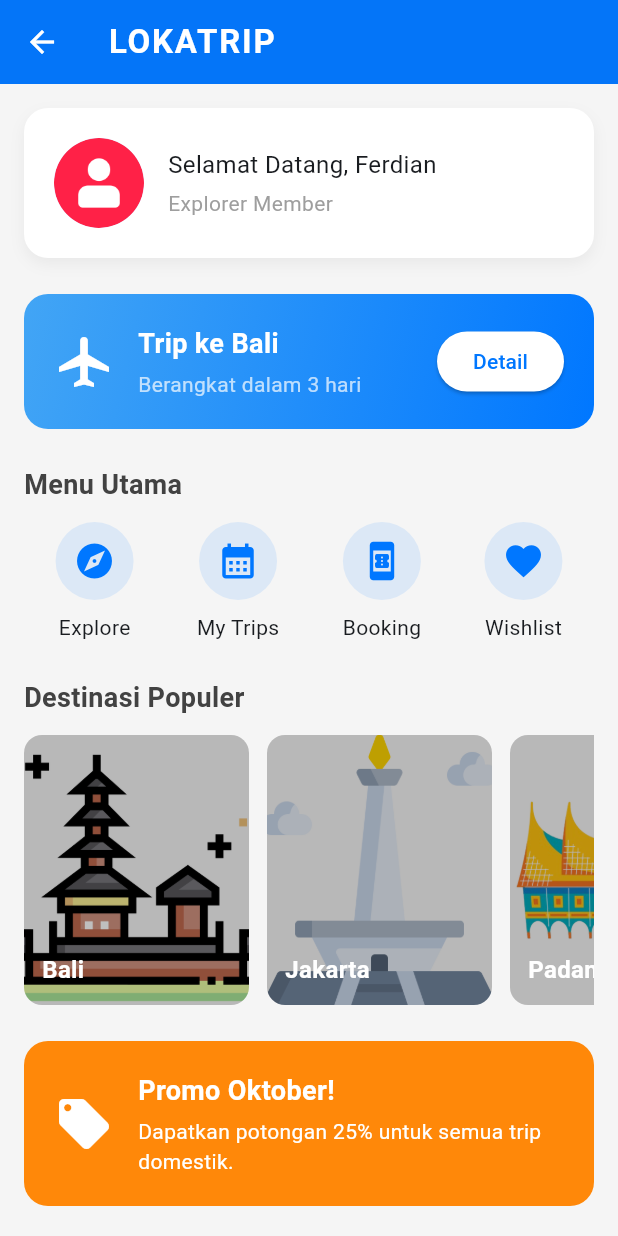
After one commit to perdiannn/mobilelanjut-2307051020, a Flutter app: the DashboardScreen screen opened by its route, on a phone screen of 412 x 824 dp. The commit adds this screen. Run offline on Flutter 3.47's test engine with Material 3 defaults, Android fonts, the light colour scheme and no system bars.

Commit message:
Tampilan Dashboard

```diff
--- a/lib/main.dart
+++ b/lib/main.dart
@@ -1,6 +1,7 @@
 import 'package:flutter/material.dart';
 import 'package:myapp/screens/login_screen.dart';
 import 'package:myapp/screens/signup_screen.dart';
+import 'package:myapp/screens/dashboard_screen.dart';
 
 void main() {
   runApp(const MyApp());
@@ -45,6 +46,7 @@ class MyApp extends StatelessWidget {
       routes: {
         LoginScreen.route: (context) => const LoginScreen(),
         SignupScreen.route: (context) => const SignupScreen(),
+        DashboardScreen.route: (context) => const DashboardScreen(),
       },
     );
   }
--- /dev/null
+++ b/lib/screens/dashboard_screen.dart
@@ -0,0 +1,254 @@
+import 'package:flutter/material.dart';
+
+class DashboardScreen extends StatelessWidget {
+  static const String route = '/dashboard';
+
+  const DashboardScreen({super.key});
+
+  @override
+  Widget build(BuildContext context) {
+    return Scaffold(
+      backgroundColor: Colors.grey[100],
+      appBar: AppBar(
+        title: const Text(
+          'LOKATRIP',
+          style: TextStyle(
+            fontWeight: FontWeight.bold,
+            letterSpacing: 1.2,
+          ),
+        ),
+        backgroundColor: const Color(0xFF0077FF),
+        foregroundColor: Colors.white,
+        elevation: 2,
+      ),
+      body: SingleChildScrollView(
+        padding: const EdgeInsets.all(16),
+        child: Column(
+          crossAxisAlignment: CrossAxisAlignment.start,
+          children: [
+
+            // Kartu Profil
+            Container(
+              padding: const EdgeInsets.all(20),
+              decoration: BoxDecoration(
+                color: Colors.white,
+                borderRadius: BorderRadius.circular(16),
+                boxShadow: [
+                  BoxShadow(
+                    color: Colors.grey.withOpacity(0.15),
+                    blurRadius: 8,
+                    offset: const Offset(0, 4),
+                  ),
+                ],
+              ),
+              child: Row(
+                children: [
+                  const CircleAvatar(
+                    radius: 30,
+                    backgroundImage: AssetImage('assets/user.png'),
+                  ),
+                  const SizedBox(width: 16),
+                  Column(
+                    crossAxisAlignment: CrossAxisAlignment.start,
+                    children: const [
+                      Text(
+                        'Selamat Datang, Ferdian',
+                        style: TextStyle(fontSize: 16),
+                      ),
+                      SizedBox(height: 4),
+                      Text(
+                        'Explorer Member',
+                        style: TextStyle(color: Colors.grey, fontSize: 14),
+                      ),
+                    ],
+                  ),
+                ],
+              ),
+            ),
+
+            const SizedBox(height: 24),
+
+            // Trip Aktif
+            Container(
+              width: double.infinity,
+              padding: const EdgeInsets.all(20),
+              decoration: BoxDecoration(
+                gradient: const LinearGradient(
+                  colors: [Color(0xFF42A5F5), Color(0xFF0077FF)],
+                  begin: Alignment.topLeft,
+                  end: Alignment.bottomRight,
+                ),
+                borderRadius: BorderRadius.circular(16),
+              ),
+              child: Row(
+                children: [
+                  const Icon(Icons.airplanemode_active, color: Colors.white, size: 40),
+                  const SizedBox(width: 16),
+                  Expanded(
+                    child: Column(
+                      crossAxisAlignment: CrossAxisAlignment.start,
+                      children: const [
+                        Text(
+                          'Trip ke Bali',
+                          style: TextStyle(
+                            color: Colors.white,
+                            fontSize: 18,
+                            fontWeight: FontWeight.bold,
+                          ),
+                        ),
+                        SizedBox(height: 4),
+                        Text(
+                          'Berangkat dalam 3 hari',
+                          style: TextStyle(color: Colors.white70),
+                        ),
+                      ],
+                    ),
+                  ),
+                  ElevatedButton(
+                    onPressed: () {},
+                    style: ElevatedButton.styleFrom(
+                      backgroundColor: Colors.white,
+                      foregroundColor: const Color(0xFF0077FF),
+                    ),
+                    child: const Text('Detail'),
+                  ),
+                ],
+              ),
+            ),
+
+            const SizedBox(height: 24),
+
+            // Menu Navigasi Cepat
+            Text(
+              'Menu Utama',
+              style: TextStyle(
+                fontSize: 18,
+                fontWeight: FontWeight.bold,
+                color: Colors.grey[800],
+              ),
+            ),
+            const SizedBox(height: 12),
+            Row(
+              mainAxisAlignment: MainAxisAlignment.spaceAround,
+              children: [
+                _buildMenuItem(Icons.explore, 'Explore'),
+                _buildMenuItem(Icons.calendar_month, 'My Trips'),
+                _buildMenuItem(Icons.book_online, 'Booking'),
+                _buildMenuItem(Icons.favorite, 'Wishlist'),
+              ],
+            ),
+
+            const SizedBox(height: 24),
+
+            // Rekomendasi Destinasi
+            Text(
+              'Destinasi Populer',
+              style: TextStyle(
+                fontSize: 18,
+                fontWeight: FontWeight.bold,
+                color: Colors.grey[800],
+              ),
+            ),
+            const SizedBox(height: 12),
+            SizedBox(
+              height: 180,
+              child: ListView(
+                scrollDirection: Axis.horizontal,
+                children: [
+                  _buildDestinationCard('Bali', 'assets/wisata-bali.png'),
+                  _buildDestinationCard('Jakarta', 'assets/wisata-jakarta.png'),
+                  _buildDestinationCard('Padang', 'assets/wisata-padang.png'),
+                ],
+              ),
+            ),
+
+            const SizedBox(height: 24),
+
+            // Promo & Penawaran
+            Container(
+              padding: const EdgeInsets.all(20),
+              decoration: BoxDecoration(
+                color: const Color.fromARGB(255, 255, 136, 9),
+                borderRadius: BorderRadius.circular(16),
+              ),
+              child: Row(
+                children: [
+                  const Icon(Icons.local_offer, color: Colors.white, size: 40),
+                  const SizedBox(width: 16),
+                  Expanded(
+                    child: Column(
+                      crossAxisAlignment: CrossAxisAlignment.start,
+                      children: const [
+                        Text(
+                          'Promo Oktober!',
+                          style: TextStyle(
+                            fontSize: 18,
+                            fontWeight: FontWeight.bold,
+                            color: Colors.white,
+                          ),
+                        ),
+                        SizedBox(height: 4),
+                        Text(
+                          'Dapatkan potongan 25% untuk semua trip domestik.',
+                          style: TextStyle(color: Colors.white, fontSize: 14),
+                        ),
+                      ],
+                    ),
+                  ),
+                ],
+              ),
+            ),
+          ],
+        ),
+      ),
+    );
+  }
+
+  // Widget Helper
+  Widget _buildMenuItem(IconData icon, String label) {
+    return Column(
+      children: [
+        Container(
+          padding: const EdgeInsets.all(12),
+          decoration: BoxDecoration(
+            color: const Color(0xFF0077FF).withOpacity(0.1),
+            shape: BoxShape.circle,
+          ),
+          child: Icon(icon, color: const Color(0xFF0077FF), size: 28),
+        ),
+        const SizedBox(height: 8),
+        Text(label, style: const TextStyle(fontSize: 14)),
+      ],
+    );
+  }
+
+  Widget _buildDestinationCard(String title, String imagePath) {
+    return Container(
+      width: 150,
+      margin: const EdgeInsets.only(right: 12),
+      decoration: BoxDecoration(
+        borderRadius: BorderRadius.circular(12),
+        image: DecorationImage(
+          image: AssetImage(imagePath),
+          fit: BoxFit.cover,
+          colorFilter:
+              ColorFilter.mode(Colors.black.withOpacity(0.25), BlendMode.darken),
+        ),
+      ),
+      child: Align(
+        alignment: Alignment.bottomLeft,
+        child: Padding(
+          padding: const EdgeInsets.all(12.0),
+          child: Text(
+            title,
+            style: const TextStyle(
+              color: Colors.white,
+              fontWeight: FontWeight.bold,
+              fontSize: 16,
+            ),
+          ),
+        ),
+      ),
+    );
+  }
+}
--- a/lib/screens/login_screen.dart
+++ b/lib/screens/login_screen.dart
@@ -1,5 +1,6 @@
 import 'package:flutter/material.dart';
 import 'signup_screen.dart';
+import 'package:myapp/screens/dashboard_screen.dart';
 
 class LoginScreen extends StatefulWidget {
   static const route = '/signin';
@@ -147,11 +148,29 @@ class _LoginScreenState extends State<LoginScreen> {
                       ),
                       const SizedBox(height: 6),
 
-                      primaryButton('Sign In Now', () {
-                        ScaffoldMessenger.of(context).showSnackBar(
-                          const SnackBar(content: Text('Sign In Tapped')),
-                        );
-                      }),
+                      primaryButton(
+                      'Sign In Now',
+                      () {
+                        // Cek apakah email atau password kosong
+                        if (_email.text.isEmpty ||
+                            _pass.text.isEmpty) {
+                            // Jika ya, tampilkan notifikasi error
+                            ScaffoldMessenger.of(context).showSnackBar(
+                              const SnackBar(
+                                content: Text('Email dan Password tidak boleh kosong!'),
+                                backgroundColor: Colors.red,
+                              ),
+                            );
+                          } else {
+                            // Jika tidak, lanjutkan ke Dashboard
+                            Navigator.pushNamedAndRemoveUntil(
+                              context,
+                              DashboardScreen.route,
+                              (route) => false,
+                            );
+                          }
+                        },
+                      ),
                       const SizedBox(height: 14),
 
                       Center(
--- a/pubspec.yaml
+++ b/pubspec.yaml
@@ -53,7 +53,7 @@ dev_dependencies:
 flutter:
   uses-material-design: true
   assets:
-    - assets/logo-trip.png
+    - assets/
   # To add assets to your application, add an assets section, like this:
   # assets:
   #   - images/a_dot_burr.jpeg
```
Also changed, not shown: assets/user.png (added), assets/wisata-bali.png (added), assets/wisata-jakarta.png (added), assets/wisata-padang.png (added).
